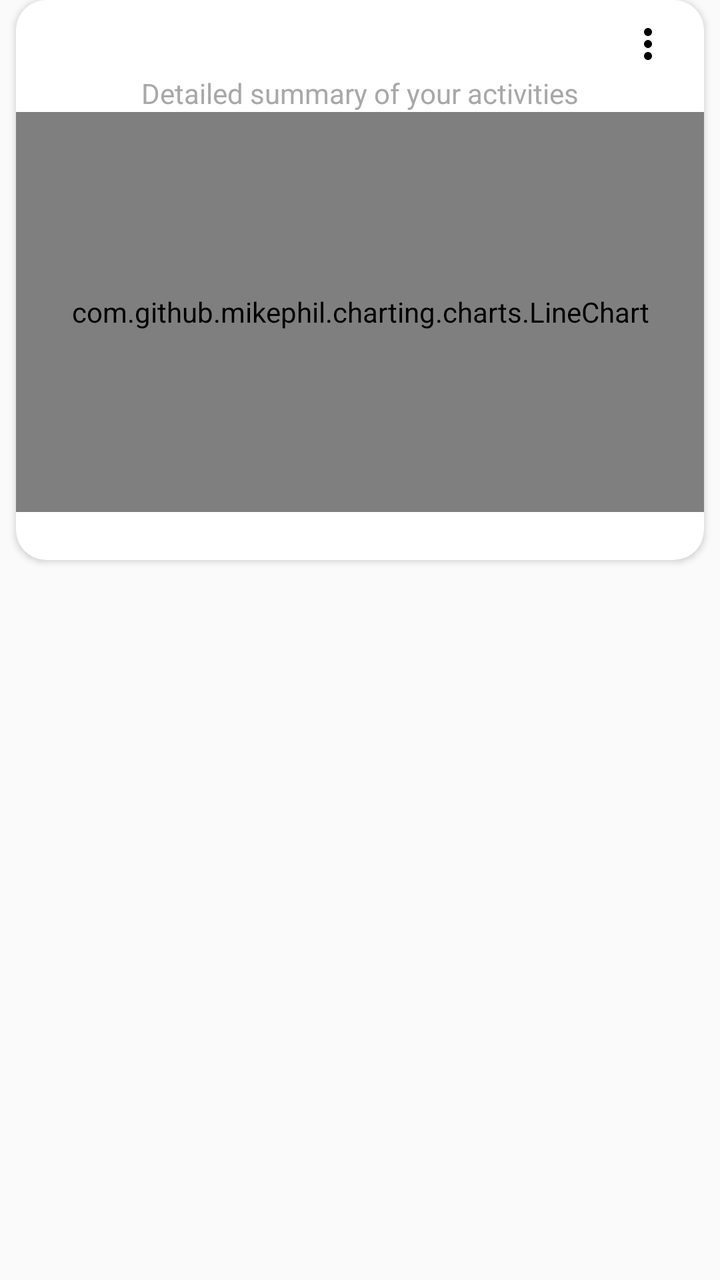
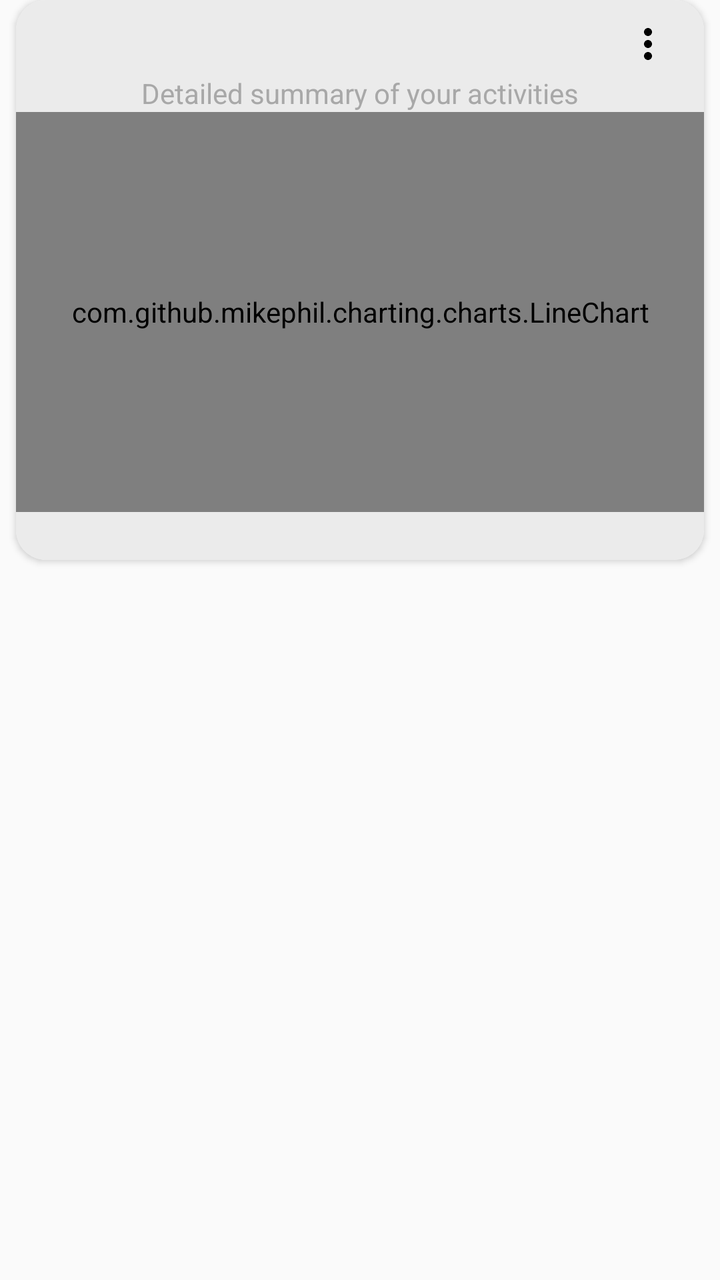

The first picture is an Android layout as it rendered before a commit; the second is the same layout after the commit. The layout source and the unified diff follow.
<!-- AndroidManifest.xml: application theme AppTheme -->
<!-- res/layout/card_activity_chart.xml -->
<?xml version="1.0" encoding="utf-8"?>
<LinearLayout xmlns:android="http://schemas.android.com/apk/res/android"
    android:layout_width="match_parent"
    android:layout_height="wrap_content"
    android:orientation="vertical">


    <androidx.cardview.widget.CardView xmlns:card_view="http://schemas.android.com/apk/res-auto"
        android:id="@+id/card_view"
        android:layout_width="match_parent"
        android:layout_height="wrap_content"
        android:layout_gravity="center"
        android:layout_marginBottom="8dp"
        android:layout_marginLeft="8dp"
        android:layout_marginRight="8dp"
        card_view:cardCornerRadius="15dp">

        <LinearLayout
            android:layout_width="match_parent"
            android:layout_height="match_parent"
            android:orientation="vertical"
            >

            <RelativeLayout
                android:layout_width="match_parent"
                android:layout_height="match_parent">

                <TextView
                    android:id="@+id/period"
                    style="@style/CardViewPrimaryTitle" />

                <TextView
                    android:id="@+id/periodSubtitle"
                    style="@style/CardViewSubTitle"
                    android:layout_width="match_parent"
                    android:textAlignment="center"
                    android:layout_height="wrap_content"
                    android:layout_below="@id/period"
                    android:text="@string/activity_chart_summary_subtitle" />

                <ImageButton
                    android:id="@+id/periodMoreButton"
                    style="@style/SimpleImageButton"
                    android:layout_alignParentEnd="true"
                    android:layout_alignParentRight="true"
                    android:layout_alignTop="@+id/period"
                    android:layout_marginRight="16dp"
                    android:layout_marginEnd="16dp"
                    android:src="@drawable/ic_more_vert_black_24dp" />

            </RelativeLayout>
            <com.github.mikephil.charting.charts.LineChart
                android:id="@+id/chart"
                android:layout_width="match_parent"
                android:layout_height="200dp"
                android:layout_marginBottom="24dp"/>
        </LinearLayout>
    </androidx.cardview.widget.CardView>














































</LinearLayout>
<!-- resources referenced by this layout -->
<resources>
  <!-- drawable ic_more_vert_black_24dp (drawable) -->
  <vector xmlns:android="http://schemas.android.com/apk/res/android"
          android:width="24dp"
          android:height="24dp"
          android:viewportWidth="24.0"
          android:viewportHeight="24.0">
      <path
          android:fillColor="#FF000000"
          android:pathData="M12,8c1.1,0 2,-0.9 2,-2s-0.9,-2 -2,-2 -2,0.9 -2,2 0.9,2 2,2zM12,10c-1.1,0 -2,0.9 -2,2s0.9,2 2,2 2,-0.9 2,-2 -0.9,-2 -2,-2zM12,16c-1.1,0 -2,0.9 -2,2s0.9,2 2,2 2,-0.9 2,-2 -0.9,-2 -2,-2z"/>
  </vector>
  <string name="activity_chart_summary_subtitle">Detailed summary of your activities</string>
  <style name="CardViewPrimaryTitle" parent="@android:style/TextAppearance.Large">
          <item name="android:layout_width">match_parent</item>
          <item name="android:layout_height">wrap_content</item>
          <item name="android:textColor">@color/black</item>
          <item name="android:gravity">center</item>
          <item name="android:layout_marginTop">10dp</item>
          <item name="android:layout_marginLeft">16dp</item>
          <item name="android:layout_marginRight">16dp</item>
          <item name="android:textSize">20sp</item>
      </style>
  <style name="CardViewSubTitle" parent="@android:style/TextAppearance.Medium">
          <item name="android:layout_width">wrap_content</item>
          <item name="android:layout_height">wrap_content</item>
          <item name="android:textColor">@color/middlegrey</item>
          <item name="android:layout_marginTop">0dp</item>
          <item name="android:layout_marginLeft">16dp</item>
          <item name="android:layout_marginRight">16dp</item>
          <item name="android:textSize">14sp</item>
      </style>
  <style name="SimpleImageButton">
          <item name="android:layout_width">wrap_content</item>
          <item name="android:layout_height">wrap_content</item>
          <item name="android:padding">0dp</item>
          <item name="android:background">?selectableItemBackgroundBorderless</item>
          <item name="android:clickable">true</item>
      </style>
  <style name="AppTheme" parent="Theme.AppCompat.Light.DarkActionBar">
          
          <item name="colorPrimary">@color/colorPrimary</item>
          <item name="colorPrimaryDark">@color/colorPrimaryDark</item>
          <item name="colorAccent">@color/colorAccent</item>
      </style>
  <color name="black">#000000</color>
  <color name="middlegrey">#A8A8A8</color>
  <color name="colorPrimary">#36D1DC</color>
  <color name="colorPrimaryDark">#044fab</color>
  <color name="colorAccent">#03DAC5</color>
</resources>

<!-- the commit's change to res/layout/card_activity_chart.xml (unified diff, before → after) -->
@@ -19,6 +19,7 @@
             android:layout_width="match_parent"
             android:layout_height="match_parent"
             android:orientation="vertical"
+            android:background="#EBEBEB"
             >
 
             <RelativeLayout
<!-- resource entries referenced after the edit -->
@@ -45,8 +45,8 @@
       </style>
   <color name="black">#000000</color>
   <color name="middlegrey">#A8A8A8</color>
-  <color name="colorPrimary">#36D1DC</color>
-  <color name="colorPrimaryDark">#044fab</color>
-  <color name="colorAccent">#03DAC5</color>
+  <color name="colorPrimary">#434A71</color>
+  <color name="colorPrimaryDark">#1F2339</color>
+  <color name="colorAccent">#1F2339</color>
 </resources>
 
